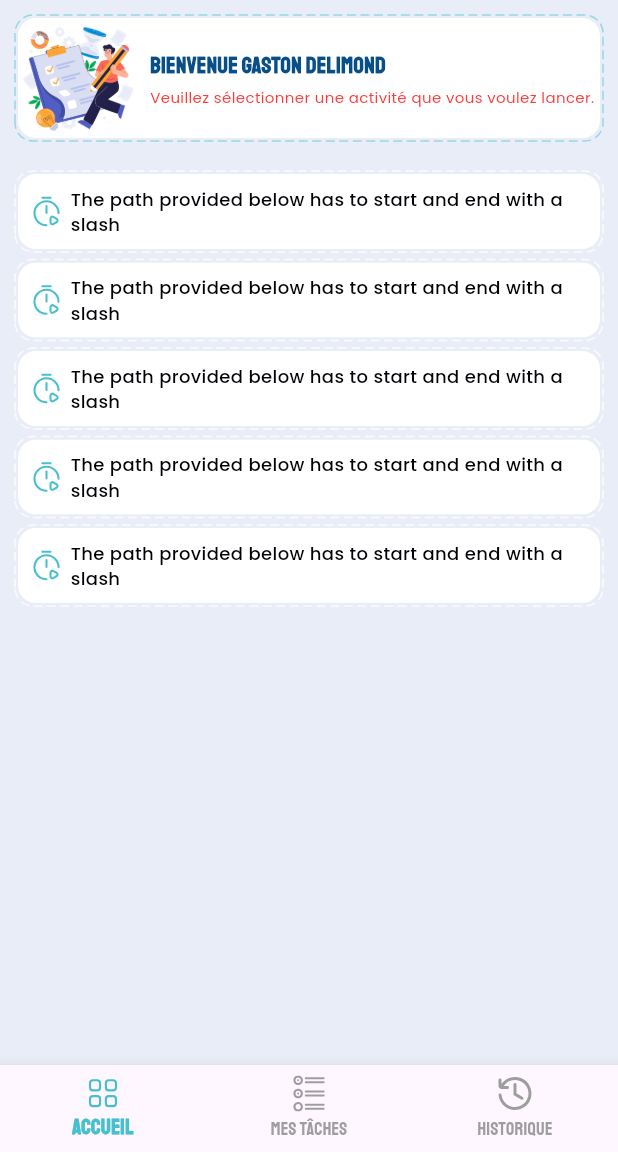
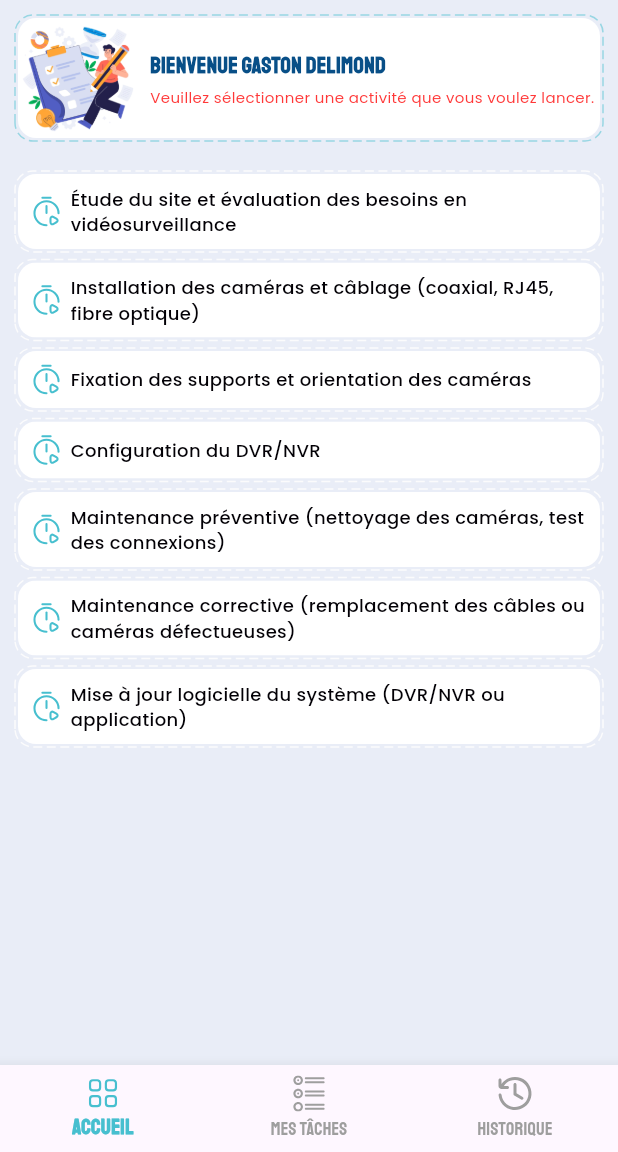
Before and after one commit to Delimond-eng/checkpoint_app, a Flutter app: the screen it shows after launch, after a tap on "Connecter", on a phone screen of 412 x 824 dp, the part 84-1236 px from its top. Run offline on Flutter 3.47's test engine with Material 3 defaults, Android fonts, the phone set to English and light mode, and no system bars; drawn by our look-alikes of dotted_border; our stand-ins replace animate_do, audioplayers, dio, flutter_easyloading, flutter_local_notifications, flutter_spinkit and 9 more; missing offline and left inert: dart_pusher_channels, flutter_sound, google_mlkit_face_detection, tflite_flutter; accounts and stored records are empty; project files that could hold a hidden picture were left out.

Commit message:
latest update

```diff
--- a/lib/kernel/controllers/tag_controller.dart
+++ b/lib/kernel/controllers/tag_controller.dart
@@ -34,7 +34,7 @@ class TagsController extends GetxController {
   Future<void> recognize(
       FaceRecognitionController controller, ImageSource source) async {
     isRecognitionLoading.value = true;
-    await Future.delayed(const Duration(microseconds: 500));
+    await Future.delayed(const Duration(microseconds: 1000));
     final output = await controller.recognizeFaceFromImage(source);
     faceResult.value = output;
     isRecognitionLoading.value = false;
--- a/lib/kernel/models/task.dart
+++ b/lib/kernel/models/task.dart
@@ -6,12 +6,19 @@ class Task {
 }
 
 List<Task> taches = [
-  Task(title: "Contrôler l'entrée principale"),
-  Task(title: "Effectuer la ronde de surveillance"),
-  Task(title: "Vérifier les caméras de sécurité"),
-  Task(title: "Vérifier les extincteurs"),
-  Task(title: "Contrôler les badges des visiteurs"),
-  Task(title: "Surveiller le parking"),
-  Task(title: "Signaler toute activité suspecte"),
-  Task(title: "Faire le rapport de fin de poste"),
+  Task(
+      title:
+          "Effectuer le câblage vidéo et alimentation (coaxial, RJ45, etc.)"),
+  Task(title: "Installer et configurer le DVR/NVR"),
+  Task(
+      title:
+          "Configurer les notifications d'alerte (email, application mobile)"),
+  Task(title: "Faire des tests de vision nocturne (caméras IR)"),
+  Task(
+      title:
+          "Effectuer un test de coupure de courant et de basculement sur onduleur"),
+  Task(title: "Nettoyer régulièrement les lentilles des caméras"),
+  Task(title: "Mettre à jour le firmware des caméras et du DVR/NVR"),
+  Task(title: "Assurer une maintenance préventive régulière"),
+  Task(title: "Dépanner les problèmes d'image, de réseau ou d'enregistrement"),
 ];
--- a/lib/kernel/services/recognition_service.dart
+++ b/lib/kernel/services/recognition_service.dart
@@ -51,6 +51,7 @@ class FaceRecognitionController extends ChangeNotifier {
   bool isModelInitializing = false;
   String? modelLoadingError;
 
+  List<FacePicture> faces = [];
   final Map<String, List<double>> _knownFaces = {};
 
   /// Initialisation du modèle
@@ -66,6 +67,7 @@ class FaceRecognitionController extends ChangeNotifier {
       await DatabaseHelper().init();
 
       final storedFaces = await DatabaseHelper().getAllFaces();
+      faces = storedFaces;
       for (final face in storedFaces) {
         _knownFaces[face.matricule] = face.embedding;
       }
@@ -122,6 +124,7 @@ class FaceRecognitionController extends ChangeNotifier {
 
   /// Ajoute des visages à partir d'une API distante
   Future<void> addKnownFacesFromRemoteAPI() async {
+    tagsController.isLoading.value = true;
     final agents = await HttpManager.getAllAgents();
     final tempDir = await getTemporaryDirectory();
 
@@ -149,10 +152,10 @@ class FaceRecognitionController extends ChangeNotifier {
         );
       } catch (e) {
         if (kDebugMode) print("Erreur de traitement pour $matricule: $e");
+      } finally {
+        tagsController.isLoading.value = false;
       }
     }
-
-    notifyListeners();
   }
 
   /// Normalisation d’un vecteur
@@ -206,6 +209,8 @@ class FaceRecognitionController extends ChangeNotifier {
     String? closestName;
     double minDistance = double.infinity;
 
+    print("#############Faces : ${_knownFaces.length}");
+
     for (final entry in _knownFaces.entries) {
       final distance = euclideanDistance(entry.value, embedding);
       if (distance < minDistance) {
--- a/lib/modals/activities_modal.dart
+++ b/lib/modals/activities_modal.dart
@@ -45,6 +45,7 @@ Future<void> showActivitiesModal(
                         tagsController.isRecognitionLoading.value = true;
                         tagsController.face.value = null;
                         tagsController.faceResult.value = "";
+
                         showRecognitionModal(context);
                         tagsController.recognize(
                             controller, ImageSource.camera);
--- a/lib/modals/user_task_activity_done.dart
+++ b/lib/modals/user_task_activity_done.dart
@@ -8,6 +8,12 @@ import '../widgets/svg.dart';
 import 'utils.dart';
 
 Future<void> showUserActivitiesDoneModal(context) async {
+  List<String> taches = [
+    "Effectuer le câblage vidéo et alimentation (coaxial, RJ45, etc.)",
+    "Installer et configurer le DVR/NVR",
+    "Configurer les notifications d'alerte (email, application mobile)",
+    "Faire des tests de vision nocturne (caméras IR)",
+  ];
   showCustomModal(
     context,
     onClosed: () {},
@@ -16,7 +22,7 @@ Future<void> showUserActivitiesDoneModal(context) async {
       padding: const EdgeInsets.all(10.0),
       child: Column(
         children: [
-          for (int i = 0; i < 5; i++) ...[
+          for (int i = 0; i < taches.length; i++) ...[
             DottedBorder(
               color: greyColor40,
               radius: const Radius.circular(12.0),
@@ -35,10 +41,10 @@ Future<void> showUserActivitiesDoneModal(context) async {
                           path: "check-double.svg",
                           color: primaryColor,
                         ).paddingRight(5.0),
-                        const Expanded(
+                        Expanded(
                           child: Text(
-                            "The path provided below has to start and end with a slash",
-                            style: TextStyle(
+                            taches[i],
+                            style: const TextStyle(
                               fontSize: 12.0,
                               fontWeight: FontWeight.w500,
                               color: darkColor,
--- a/lib/pages/home_page.dart
+++ b/lib/pages/home_page.dart
@@ -24,6 +24,16 @@ class HomePage extends StatefulWidget {
 class _HomePageState extends State<HomePage> {
   late FaceRecognitionController _controller;
 
+  List<String> activites = [
+    "Étude du site et évaluation des besoins en vidéosurveillance",
+    "Installation des caméras et câblage (coaxial, RJ45, fibre optique)",
+    "Fixation des supports et orientation des caméras",
+    "Configuration du DVR/NVR",
+    "Maintenance préventive (nettoyage des caméras, test des connexions)",
+    "Maintenance corrective (remplacement des câbles ou caméras défectueuses)",
+    "Mise à jour logicielle du système (DVR/NVR ou application)",
+  ];
+
   @override
   void didChangeDependencies() {
     super.didChangeDependencies();
@@ -33,6 +43,9 @@ class _HomePageState extends State<HomePage> {
     WidgetsBinding.instance.addPostFrameCallback((_) {
       if (!_controller.isModelInitializing && !_controller.isModelLoaded) {
         _controller.initializeModel();
+        /* if (_controller.faces.isEmpty) {
+          _controller.addKnownFacesFromRemoteAPI();
+        } */
       }
     });
   }
@@ -69,7 +82,7 @@ class _HomePageState extends State<HomePage> {
         child: Column(
           children: [
             _welcome(),
-            for (int i = 0; i < 5; i++) ...[
+            for (int i = 0; i < activites.length; i++) ...[
               FadeInUp(
                 child: DottedBorder(
                   color: greyColor5,
@@ -104,10 +117,10 @@ class _HomePageState extends State<HomePage> {
                                   path: "timer-start.svg",
                                   color: primaryColor,
                                 ).paddingRight(5.0),
-                                const Expanded(
+                                Expanded(
                                   child: Text(
-                                    "The path provided below has to start and end with a slash",
-                                    style: TextStyle(
+                                    activites[i],
+                                    style: const TextStyle(
                                       fontSize: 12.0,
                                       fontWeight: FontWeight.w500,
                                       color: darkColor,
--- a/lib/pages/stories_page.dart
+++ b/lib/pages/stories_page.dart
@@ -17,6 +17,12 @@ class StoriesPage extends StatefulWidget {
 }
 
 class _StoriesPageState extends State<StoriesPage> {
+  List<String> activites = [
+    "Installation des caméras et câblage (coaxial, RJ45, fibre optique)",
+    "Configuration du DVR/NVR",
+    "Maintenance préventive (nettoyage des caméras, test des connexions)",
+    "Maintenance corrective (remplacement des câbles ou caméras défectueuses)",
+  ];
   @override
   Widget build(BuildContext context) {
     return Scaffold(
@@ -61,7 +67,7 @@ class _StoriesPageState extends State<StoriesPage> {
                 fontSize: 13.0,
               ),
             ).paddingBottom(10.0),
-            for (int i = 0; i < 5; i++) ...[
+            for (int i = 0; i < activites.length; i++) ...[
               FadeInUp(
                 child: DottedBorder(
                   color: greyColor5,
@@ -91,10 +97,10 @@ class _StoriesPageState extends State<StoriesPage> {
                                   path: "timer-start.svg",
                                   color: primaryColor,
                                 ).paddingRight(5.0),
-                                const Expanded(
+                                Expanded(
                                   child: Text(
-                                    "The path provided below has to start and end with a slash",
-                                    style: TextStyle(
+                                    activites[i],
+                                    style: const TextStyle(
                                       fontSize: 13.0,
                                       fontWeight: FontWeight.w600,
                                       color: darkColor,
--- a/lib/screens/auth/login.dart
+++ b/lib/screens/auth/login.dart
@@ -1,10 +1,10 @@
 import 'package:animate_do/animate_do.dart';
 import 'package:checkpoint_app/constants/styles.dart';
+import 'package:checkpoint_app/global/controllers.dart';
 import 'package:checkpoint_app/kernel/models/user.dart';
-import 'package:checkpoint_app/kernel/services/recognition_service.dart';
 import 'package:checkpoint_app/widgets/costum_button.dart';
 import 'package:flutter_easyloading/flutter_easyloading.dart';
-import 'package:provider/provider.dart';
+import 'package:get/state_manager.dart';
 import '/screens/public/welcome_screen.dart';
 import 'package:checkpoint_app/widgets/costum_field.dart';
 import 'package:flutter/material.dart';
@@ -23,7 +23,7 @@ class _LoginScreenState extends State<LoginScreen> {
   final txtUserName = TextEditingController();
   final txtUserPass = TextEditingController();
 
-  late FaceRecognitionController _controller;
+  //late FaceRecognitionController _controller;
 
   @override
   void initState() {
@@ -33,17 +33,14 @@ class _LoginScreenState extends State<LoginScreen> {
   @override
   void didChangeDependencies() {
     super.didChangeDependencies();
-    _controller =
-        Provider.of<FaceRecognitionController>(context, listen: false);
-    WidgetsBinding.instance.addPostFrameCallback((_) {
+    /* _controller =
+        Provider.of<FaceRecognitionController>(context, listen: false); */
+    /* WidgetsBinding.instance.addPostFrameCallback((_) {
       if (!_controller.isModelInitializing && !_controller.isModelLoaded) {
         _controller.initializeModel();
-        setState(() => isLoading = true);
-        _controller
-            .addKnownFacesFromRemoteAPI()
-            .then((res) => setState(() => isLoading = false));
+        _controller.addKnownFacesFromRemoteAPI();
       }
-    });
+    }); */
   }
 
   Future<void> loadAgent() async {
@@ -117,13 +114,14 @@ class _LoginScreenState extends State<LoginScreen> {
                           isPassword: true,
                           controller: txtUserPass,
                         ),
-                        SizedBox(
+                        Obx(
+                          () => SizedBox(
                             width: screenSize.width,
                             height: 55.0,
                             child: CostumButton(
                               title: "Connecter",
                               bgColor: secondaryColor,
-                            isLoading: isLoading,
+                              isLoading: tagsController.isLoading.value,
                               labelColor: whiteColor,
                               onPress: () {
                                 Navigator.pushAndRemoveUntil(
@@ -134,6 +132,7 @@ class _LoginScreenState extends State<LoginScreen> {
                                   (route) => false,
                                 );
                               },
+                            ),
                           ),
                         )
                       ],
```
Lines whose indentation alone changed are shown as unchanged.
